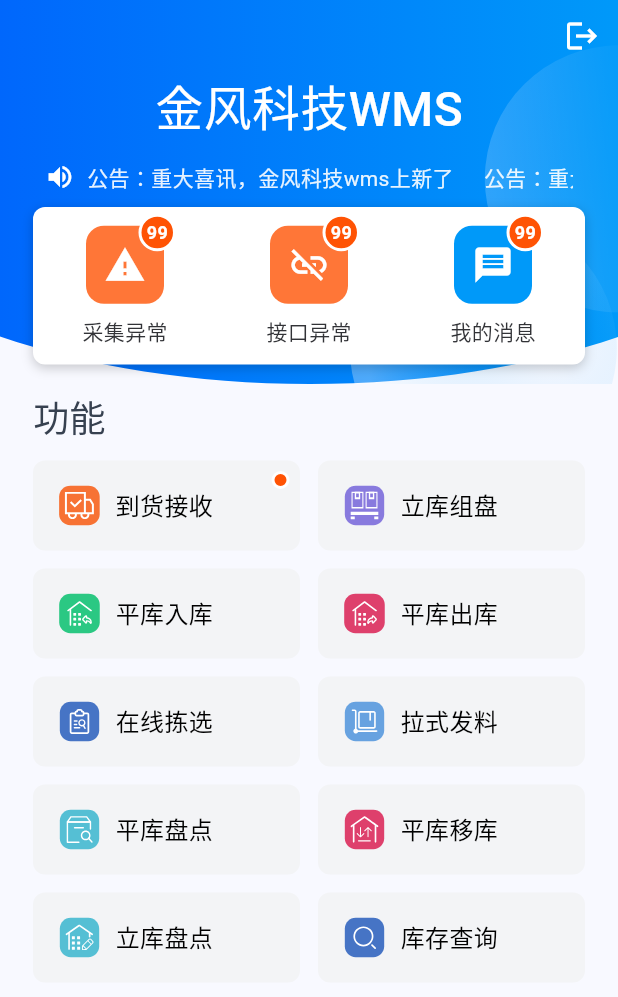
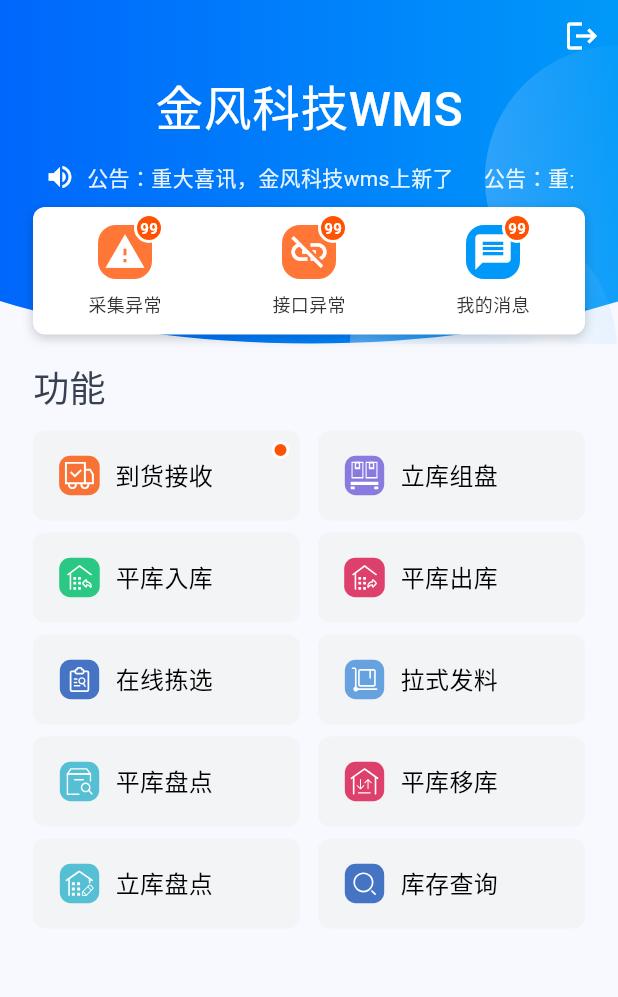
Before and after one commit to dadage456/flutter_demo1, a Flutter app: the screen it shows after launch, on a phone screen of 412 x 824 dp. Shown: the top 997 px of the screen. Run offline on Flutter 3.47's test engine with Material 3 defaults, Android fonts, the phone set to English and light mode, and no system bars; drawn by our look-alikes of marquee; our stand-ins replace flutter_svg.

Commit message:
对主页适配PDA设备屏幕进行优化

```diff
--- a/lib/home.dart
+++ b/lib/home.dart
@@ -42,7 +42,7 @@ class _MainContent extends StatelessWidget {
 class _TopBackground extends StatelessWidget {
   const _TopBackground();
 
-  static const double _height = 256;
+  static const double _height = 229;
 
   @override
   Widget build(BuildContext context) {
@@ -143,7 +143,7 @@ class _NotificationSection extends StatelessWidget {
   @override
   Widget build(BuildContext context) {
     return Container(
-      height: 105,
+      height: 85,
       margin: const EdgeInsets.symmetric(horizontal: 22),
       decoration: BoxDecoration(
         color: Colors.white,
@@ -183,7 +183,7 @@ class _NotificationSection extends StatelessWidget {
             const SizedBox(height: 8),
             Text(
               e.title,
-              style: const TextStyle(color: Color(0xFF323337), fontSize: 14),
+              style: const TextStyle(color: Color(0xFF323337), fontSize: 12),
             ),
           ],
         ),
@@ -195,8 +195,8 @@ class _NotificationSection extends StatelessWidget {
     clipBehavior: Clip.none,
     children: [
       Container(
-        width: 52,
-        height: 52,
+        width: 36,
+        height: 36,
         decoration: BoxDecoration(
           color: e.color,
           borderRadius: BorderRadius.circular(12),
@@ -207,8 +207,8 @@ class _NotificationSection extends StatelessWidget {
         top: -8,
         right: -8,
         child: Container(
-          width: 25,
-          height: 25,
+          width: 20,
+          height: 20,
           decoration: BoxDecoration(
             color: const Color(0xFFFF5304),
             shape: BoxShape.circle,
@@ -219,7 +219,7 @@ class _NotificationSection extends StatelessWidget {
               '99',
               style: TextStyle(
                 color: Colors.white,
-                fontSize: 12,
+                fontSize: 10,
                 fontWeight: FontWeight.w600,
               ),
             ),
@@ -274,7 +274,7 @@ class _FunctionGrid extends StatelessWidget {
               crossAxisCount: 2,
               mainAxisExtent: 60,
               crossAxisSpacing: 12,
-              mainAxisSpacing: 12,
+              mainAxisSpacing: 8,
             ),
             itemCount: _list.length,
             itemBuilder: (_, i) => _card(_list[i], context),
--- a/lib/ware_house_collection_page1.dart
+++ b/lib/ware_house_collection_page1.dart
@@ -51,6 +51,7 @@ class _WarehouseCollectionPageState extends State<WarehouseCollectionPage>
         ),
         title: const Text(
           '平库下架采集',
+          textAlign: TextAlign.left,
           style: TextStyle(
             color: Colors.white,
             fontSize: 18,
```
